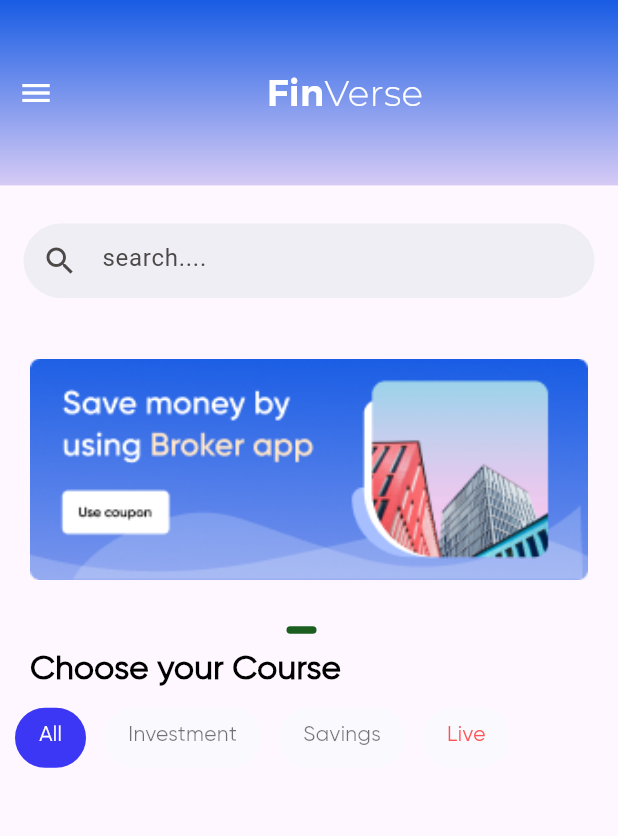
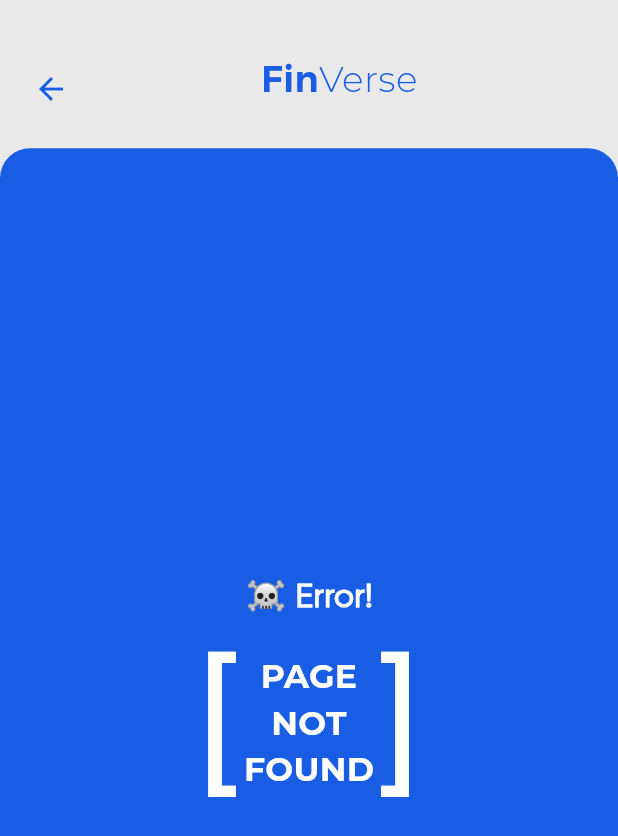
Before and after one commit to MAHESWARI-ROUT/Finverse, a Flutter app: the screen it shows after launch, on a phone screen of 412 x 824 dp. Shown: the top 836 px of the screen. Run offline on Flutter 3.47's test engine with Material 3 defaults, Android fonts, the light colour scheme and no system bars; drawn by our look-alikes of carousel_slider; our stand-ins replace get, image_picker.

Commit message:
error page

```diff
--- a/assets/questions/courses.json
+++ b/assets/questions/courses.json
@@ -1,7 +1,7 @@
 {
   "investment": [
     {
-      "preview": "",
+      "preview": "assets/images/invest1.png",
       "title": "Master your money: Navigating investment avenues for growth",
       "description": "Master Your Money.' Explore diverse investment avenues and learn strategies for sustainable growth. From stocks to real estate, elevate your financial IQ and chart a prosperous course for your future.",
       "duration": "2hr"
@@ -10,13 +10,13 @@
   ],
   "savings": [
     {
-      "preview": "",
+      "preview": "assets/images/invest2.png",
       "title": "Start by knowing all risks about different saving modes",
       "description": "Dive into the financial adventure with 'Risk Know-How.' Equip yourself to navigate the money maze wisely. Uncover potential pitfalls, maximize gains, and embark on a secure financial journey. Start by knowing, succeed by mastering.",
       "duration": "2hr"
     },
     {
-      "preview": "",
+      "preview": "assets/images/savings.png",
       "title": "Start by knowing all risks about different saving modes",
       "description": "Lorem ipsum dolor sit amet, consectetur adipiscing elit, sed do eiusmod tempor incididunt ut labore et dolore magna aliqua. Ut enim ad ",
       "duration": "2hr"
--- a/lib/common/app_colors.dart
+++ b/lib/common/app_colors.dart
@@ -3,6 +3,7 @@ class AppColors {
   static const display1 = Color(0xFF185CE4);
   static const display2 = Color(0xFFD6CBF5);
   static const display3 = Color(0xFFECDAD0);
+  static const blueTitle = Color(0xFF195DE4);
   static const mainColor = Color(0xFF3B37F5);
   static const bgColor = Color(0xFFE9E9E9);
   static const highlightColor = Color(0xFFFFFFFF);
--- a/lib/controllers/course_category_controller.dart
+++ /dev/null
@@ -1,9 +0,0 @@
-import 'package:get/get.dart';
-
-class CourseCategoryController extends GetxController{
-  var selectedIndex = 0.obs;
-
-  void setSelectedIndex(int index) {
-    selectedIndex.value = index;
-  }
-}
--- a/lib/controllers/course_controller.dart
+++ b/lib/controllers/course_controller.dart
@@ -25,6 +25,7 @@ class CourseController extends GetxController {
     final String response = await rootBundle.loadString(
       'assets/questions/courses.json',
     );
+    print("Loaded JSON: $response");
     final data = jsonDecode(response);
     categoryCourse["investment"] = (data["investment"] as List)
         .map((e) => Course.fromJson(e))
@@ -54,6 +55,9 @@ class CourseController extends GetxController {
       case 2: // Savings
         selectedCourse.value = categoryCourse["savings"]!;
         break;
+      case 3:
+        selectedCourse.value = []; // or liveCourseList
+        break;
       default:
         selectedCourse.clear();
     }
--- a/lib/main.dart
+++ b/lib/main.dart
@@ -1,6 +1,6 @@
-import 'package:finverse/controllers/course_category_controller.dart';
 import 'package:finverse/controllers/course_controller.dart';
 import 'package:finverse/controllers/question_controller.dart';
+import 'package:finverse/views/congrats_view.dart';
 import 'package:finverse/views/home_view.dart';
 
 import 'package:flutter/material.dart';
@@ -9,8 +9,9 @@ import 'package:get/get.dart';
 void main() {
    WidgetsFlutterBinding.ensureInitialized();
   Get.put(QuestionController());
-  Get.put(CourseCategoryController());
+
   Get.put(CourseController());
+
   runApp(const MyApp());
 }
 
@@ -22,7 +23,7 @@ class MyApp extends StatelessWidget {
   Widget build(BuildContext context) {
     return GetMaterialApp(
       debugShowCheckedModeBanner: false,
-      home: HomeView(),
+      home: CongratsView(),
     );
   }
 }
--- a/lib/models/app_title.dart
+++ b/lib/models/app_title.dart
@@ -3,12 +3,14 @@ import 'package:finverse/common/fonts.dart';
 import 'package:flutter/material.dart';
 
 class AppTitle extends StatelessWidget {
-  const AppTitle({super.key});
+  final Color? textColor;
+  final AlignmentGeometry? align;
+  const AppTitle({super.key,this.textColor = AppColors.textW,this.align =  Alignment.center});
 
   @override
   Widget build(BuildContext context) {
     return  Align(
-                  alignment: Alignment.center,
+                  alignment: align!,
                   child: Text.rich(
                     TextSpan(
                       children: [
@@ -16,14 +18,14 @@ class AppTitle extends StatelessWidget {
                           text: 'Fin',
                           style: Fonts.montserratSemiBold.copyWith(
                             fontSize: 24,
-                            color: AppColors.textW,
+                            color: textColor,
                           ),
                         ),
                         TextSpan(
                           text: 'Verse',
                           style: Fonts.montserratLight.copyWith(
                             fontSize: 24,
-                            color: AppColors.textW,
+                            color: textColor,
                           ),
                         ),
                       ],
--- /dev/null
+++ b/lib/views/congrats_view.dart
@@ -0,0 +1,105 @@
+import 'package:finverse/common/app_colors.dart';
+import 'package:finverse/common/device_utilities.dart';
+import 'package:finverse/common/fonts.dart';
+import 'package:finverse/models/app_title.dart';
+import 'package:flutter/material.dart';
+
+class CongratsView extends StatelessWidget {
+  const CongratsView({super.key});
+
+  @override
+  Widget build(BuildContext context) {
+    return Scaffold(
+      body: Stack(
+        children: [
+          Container(
+            decoration: BoxDecoration(color: AppColors.bgColor),
+            child: Padding(
+              padding: const EdgeInsets.only(top: 35.0, left: 10, right: 10),
+              child: Row(
+                crossAxisAlignment: CrossAxisAlignment.start,
+                children: [
+                  IconButton(
+                    onPressed: () {},
+                    icon: Icon(Icons.arrow_back, color: AppColors.blueTitle),
+                  ),
+                  Spacer(),
+                  AppTitle(
+                    textColor: AppColors.blueTitle,
+                    align: Alignment.topCenter,
+                  ),
+                  SizedBox(width: DeviceUtilities.screenWidth(context) * 0.3),
+                ],
+              ),
+            ),
+          ),
+          Positioned(
+            top: DeviceUtilities.screenHeight(context)*0.12,
+            left: 0,
+            right: 0,
+            child: Container(
+              height: DeviceUtilities.screenHeight(context) * 0.9,
+              width: double.infinity,
+              decoration: BoxDecoration(
+                color: AppColors.blueTitle,
+                borderRadius: BorderRadius.only(
+                  topLeft: Radius.circular(20),
+                  topRight: Radius.circular(20),
+                ),
+              ),
+              child: Column(
+                mainAxisAlignment: MainAxisAlignment.center,
+                children: [
+                  Text(
+                    '☠️ Error!',
+                    style: Fonts.gilroySemiBold.copyWith(
+                      fontSize: 22,
+                      color: AppColors.highlightColor,
+                      height: 1,
+                    ),
+                  ),
+
+                  Row(
+                    mainAxisAlignment: MainAxisAlignment.center,
+                    crossAxisAlignment: CrossAxisAlignment.center,
+                    children: [
+                      Text(
+                        '[',
+                        style: TextStyle(
+                          fontSize: 100,
+                          color: AppColors.highlightColor,
+                        ),
+                      ),
+                      SizedBox(
+                        width: DeviceUtilities.screenWidth(context) * 0.01,
+                      ),
+                      Text(
+                        'PAGE\nNOT\nFOUND',
+                        textAlign: TextAlign.center,
+                        style: Fonts.montserratBold.copyWith(
+                          fontSize: 22,
+                          color: AppColors.highlightColor,
+
+                        ),
+                      ),
+                      SizedBox(
+                        width: DeviceUtilities.screenWidth(context) * 0.01,
+                      ),
+                      Text(
+                        ']',
+                        style: TextStyle(
+                          fontSize: 100,
+                          color: AppColors.highlightColor,
+                        ),
+                      ),
+                    ],
+                  ),
+                ],
+              ),
+            ),
+          ),
+        ],
+      ),
+    );
+  }
+}
--- a/lib/views/home_view.dart
+++ b/lib/views/home_view.dart
@@ -1,7 +1,6 @@
 import 'package:finverse/common/app_colors.dart';
 import 'package:finverse/common/device_utilities.dart';
 import 'package:finverse/common/fonts.dart';
-import 'package:finverse/controllers/course_category_controller.dart';
 import 'package:finverse/models/app_title.dart';
 import 'package:finverse/widgets/carousel_bannerslider.dart';
 import 'package:finverse/widgets/courses_list.dart';
@@ -9,8 +8,7 @@ import 'package:finverse/widgets/custom_card.dart';
 import 'package:finverse/widgets/home_searchbar.dart';
 import 'package:finverse/widgets/main_drawer.dart';
 import 'package:flutter/material.dart';
-import 'package:get/get.dart';
-import 'package:get/get_core/get_core.dart';
+
 
 class HomeView extends StatefulWidget {
   const HomeView({super.key});
@@ -37,7 +35,8 @@ class _HomeViewState extends State<HomeView> {
 
     return Scaffold(
       drawer: MainDrawer(onSelectScreen: _setScreen),
-      body: Column(
+      body: SingleChildScrollView(
+        child: Column(
           children: [
             Container(
               width: double.infinity,
@@ -80,8 +79,9 @@ class _HomeViewState extends State<HomeView> {
             ),
             CoursesList(),
             SizedBox(height: DeviceUtilities.screenHeight(context)*0.01,),
-
+            CustomCard(),
           ],
+        ),
       ),
     );
   }
--- a/pubspec.yaml
+++ b/pubspec.yaml
@@ -65,7 +65,8 @@ flutter:
   assets:
     - assets/fonts/
     - assets/images/
-    - assets/questions/
+    - assets/questions/courses.json
+    - assets/questions/questions.json
   # An image asset can refer to one or more resolution-specific "variants", see
   # https://flutter.dev/to/resolution-aware-images
 
```
Also changed, not shown: lib/widgets/courses_list.dart (+6 -3 lines), lib/widgets/custom_card.dart (+70 -6 lines). Lines whose indentation alone changed are shown as unchanged.
